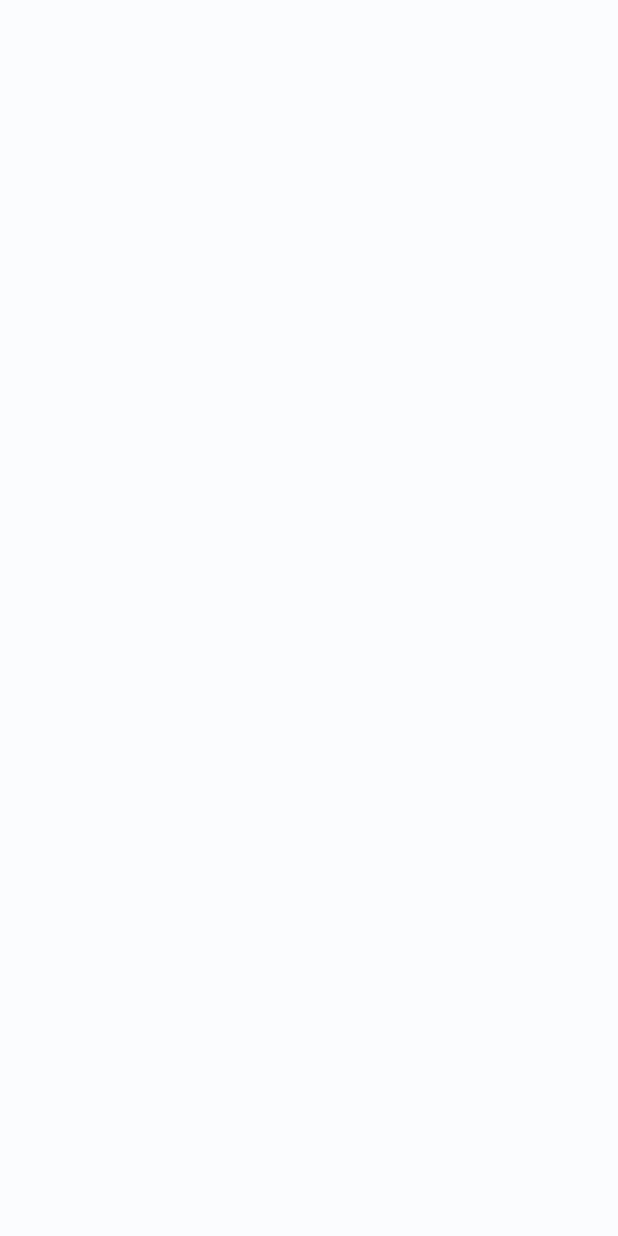
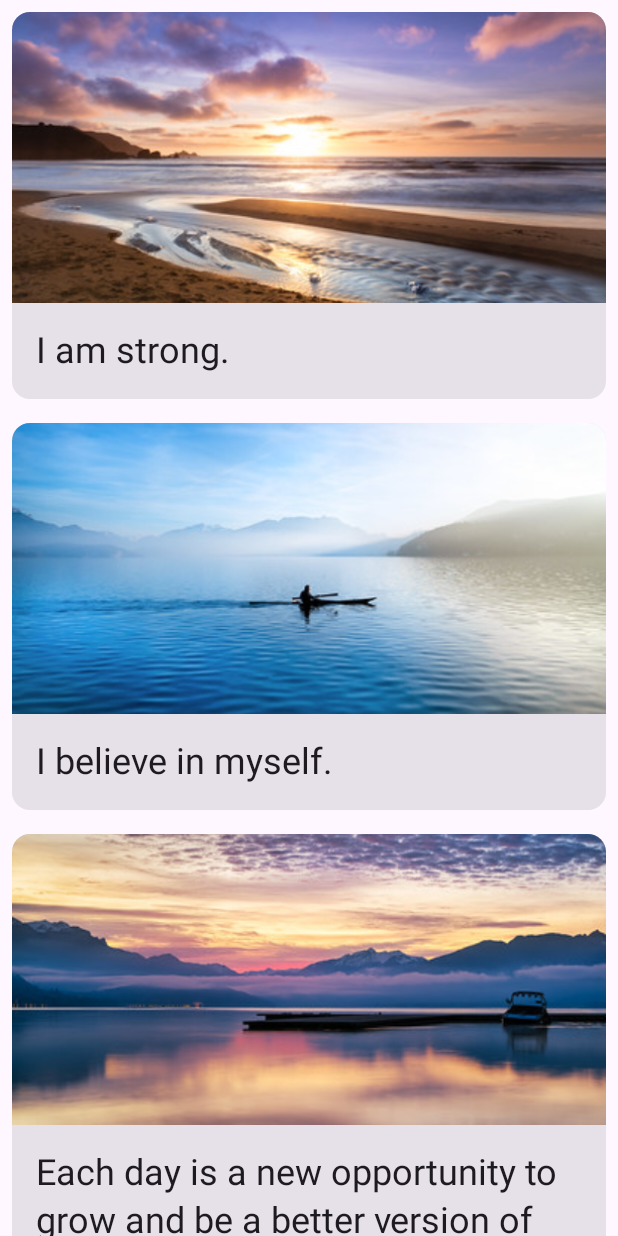
Before and after one commit to google-developer-training/basic-android-kotlin-compose-training-affirmations, an Android app built with Jetpack Compose: the screen it shows after launch (MainActivity), on a phone screen of 412 x 824 dp. Before the commit the screen is empty. Run offline under Robolectric (Android 15) with nearby library versions, the phone set to English and light mode, and no system bars.

Commit message:
Add a scrollable list

```diff
--- a/app/src/main/java/com/example/affirmations/MainActivity.kt
+++ b/app/src/main/java/com/example/affirmations/MainActivity.kt
@@ -18,12 +18,37 @@ package com.example.affirmations
 import android.os.Bundle
 import androidx.activity.ComponentActivity
 import androidx.activity.compose.setContent
+import androidx.compose.foundation.Image
+import androidx.compose.foundation.layout.Column
+import androidx.compose.foundation.layout.WindowInsets
+import androidx.compose.foundation.layout.asPaddingValues
+import androidx.compose.foundation.layout.calculateEndPadding
+import androidx.compose.foundation.layout.calculateStartPadding
 import androidx.compose.foundation.layout.fillMaxSize
+import androidx.compose.foundation.layout.fillMaxWidth
+import androidx.compose.foundation.layout.height
+import androidx.compose.foundation.layout.padding
+import androidx.compose.foundation.layout.safeDrawing
+import androidx.compose.foundation.layout.statusBarsPadding
+import androidx.compose.foundation.lazy.LazyColumn
+import androidx.compose.material3.Card
 import androidx.compose.material3.MaterialTheme
 import androidx.compose.material3.Surface
+import androidx.compose.material3.Text
 import androidx.compose.runtime.Composable
 import androidx.compose.ui.Modifier
+import androidx.compose.ui.layout.ContentScale
+import androidx.compose.ui.res.painterResource
+import androidx.compose.ui.res.stringResource
+import androidx.compose.ui.tooling.preview.Preview
+import androidx.compose.ui.unit.dp
+import com.example.affirmations.model.Affirmation
 import com.example.affirmations.ui.theme.AffirmationsTheme
+import androidx.compose.foundation.lazy.LazyColumn
+import androidx.compose.foundation.lazy.items
+import androidx.compose.ui.platform.LocalLayoutDirection
+import com.example.affirmations.data.Datasource
+
 
 class MainActivity : ComponentActivity() {
 
@@ -45,4 +70,62 @@ class MainActivity : ComponentActivity() {
 
 @Composable
 fun AffirmationsApp() {
+    val layoutDirection = LocalLayoutDirection.current
+    Surface(
+        modifier = Modifier
+            .fillMaxSize()
+            .statusBarsPadding()
+            .padding(
+                start = WindowInsets.safeDrawing.asPaddingValues().calculateStartPadding(layoutDirection),
+                end = WindowInsets.safeDrawing.asPaddingValues().calculateEndPadding(layoutDirection),
+            )
+    ) { AffirmationList(affirmationList = Datasource().loadAffirmations()) }
 }
+
+
+@Composable
+fun AffirmationCard(affirmation: Affirmation, modifier: Modifier = Modifier){
+    Card(modifier = modifier) {
+        Column {
+            Image(
+                painter = painterResource(id = affirmation.imageResourceId),
+                contentDescription = stringResource(affirmation.stringResourceId),
+                modifier = Modifier
+                    .fillMaxWidth()
+                    .height(194.dp),
+                contentScale = ContentScale.Crop
+            )
+            Text(
+                text = stringResource(id = affirmation.stringResourceId),
+                modifier = Modifier
+                    .padding(16.dp),
+                style = MaterialTheme.typography.headlineSmall
+            )
+        }
+    }
+}
+
+@Composable
+fun AffirmationList(affirmationList: List<Affirmation>, modifier: Modifier = Modifier) {
+    LazyColumn(
+        modifier = modifier
+    ) {
+        items(affirmationList) { affirmation ->
+            AffirmationCard(
+                affirmation = affirmation,
+                modifier = Modifier.padding(8.dp)
+            )
+        }
+    }
+}
+
+@Composable
+@Preview
+fun AffirmationCardPreview() {
+    AffirmationCard(
+        affirmation = Affirmation(
+            stringResourceId = R.string.affirmation1,
+            imageResourceId = R.drawable.image1
+        )
+    )
+}
--- a/app/src/main/java/com/example/affirmations/data/Datasource.kt
+++ b/app/src/main/java/com/example/affirmations/data/Datasource.kt
@@ -15,24 +15,24 @@
  */
 package com.example.affirmations.data
 
-//import com.example.affirmations.R
-//import com.example.affirmations.model.Affirmation
+import com.example.affirmations.R
+import com.example.affirmations.model.Affirmation
 
 /**
  * [Datasource] generates a list of [Affirmation]
  */
 class Datasource() {
-//    fun loadAffirmations(): List<Affirmation> {
-//        return listOf<Affirmation>(
-//            Affirmation(R.string.affirmation1, R.drawable.image1),
-//            Affirmation(R.string.affirmation2, R.drawable.image2),
-//            Affirmation(R.string.affirmation3, R.drawable.image3),
-//            Affirmation(R.string.affirmation4, R.drawable.image4),
-//            Affirmation(R.string.affirmation5, R.drawable.image5),
-//            Affirmation(R.string.affirmation6, R.drawable.image6),
-//            Affirmation(R.string.affirmation7, R.drawable.image7),
-//            Affirmation(R.string.affirmation8, R.drawable.image8),
-//            Affirmation(R.string.affirmation9, R.drawable.image9),
-//            Affirmation(R.string.affirmation10, R.drawable.image10))
-//    }
+    fun loadAffirmations(): List<Affirmation> {
+        return listOf<Affirmation>(
+            Affirmation(R.string.affirmation1, R.drawable.image1),
+            Affirmation(R.string.affirmation2, R.drawable.image2),
+            Affirmation(R.string.affirmation3, R.drawable.image3),
+            Affirmation(R.string.affirmation4, R.drawable.image4),
+            Affirmation(R.string.affirmation5, R.drawable.image5),
+            Affirmation(R.string.affirmation6, R.drawable.image6),
+            Affirmation(R.string.affirmation7, R.drawable.image7),
+            Affirmation(R.string.affirmation8, R.drawable.image8),
+            Affirmation(R.string.affirmation9, R.drawable.image9),
+            Affirmation(R.string.affirmation10, R.drawable.image10))
+    }
 }
--- /dev/null
+++ b/app/src/main/java/com/example/affirmations/model/Affirmation.kt
@@ -0,0 +1,10 @@
+package com.example.affirmations.model
+
+import androidx.annotation.DrawableRes
+import androidx.annotation.StringRes
+
+
+data class Affirmation(
+    @StringRes val stringResourceId: Int,
+    @DrawableRes val imageResourceId: Int
+)
```
